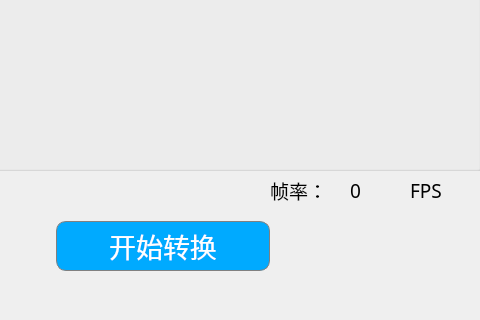
Qt form mainwidget.ui (XuzhouWu/GrayMapper-Qt) before a commit; both pictures show x 520 to 1000 and y 380 to 700 of the 1000 by 700 pixel window.
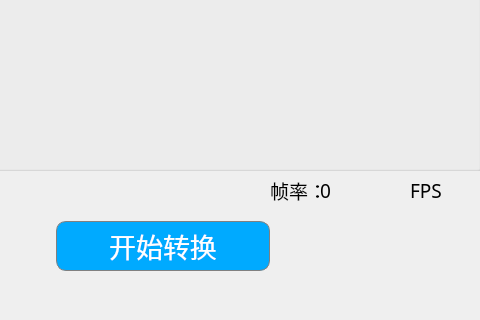
The same form after that commit. Custom widgets are drawn as their Qt base class.

What changed in the file:
```diff
--- a/mainwidget.ui
+++ b/mainwidget.ui
@@ -304,9 +304,9 @@
   <widget class="QLabel" name="fpsLabel">
    <property name="geometry">
     <rect>
-     <x>870</x>
+     <x>840</x>
      <y>560</y>
-     <width>41</width>
+     <width>81</width>
      <height>21</height>
     </rect>
    </property>
```
